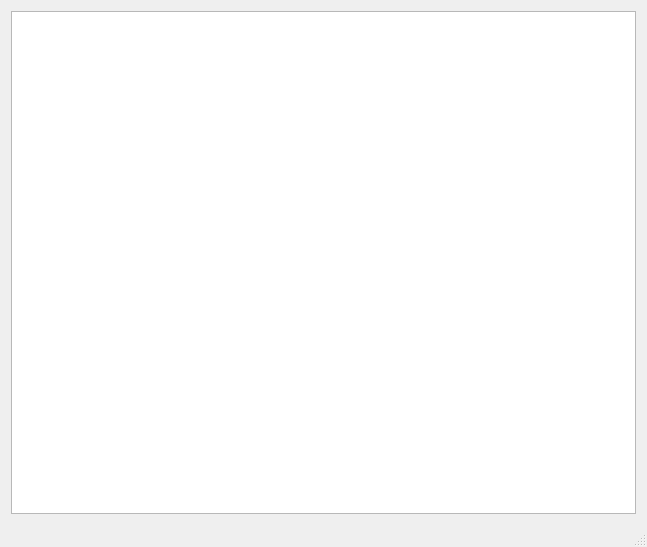
jetSett/Delaunay-moving-points, file mainwindow.ui: the form before one commit.
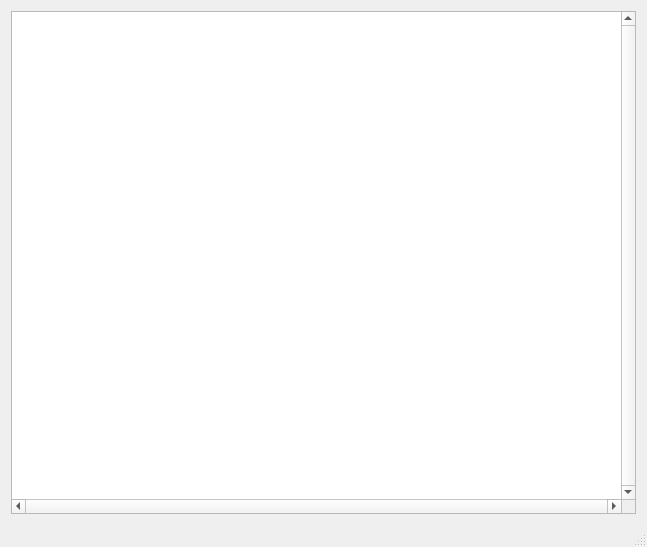
The form after the commit.

Commit message: Scrollbar for graphicview

The edit to the form file:
```diff
--- a/mainwindow.ui
+++ b/mainwindow.ui
@@ -18,7 +18,14 @@
     <item>
      <layout class="QVBoxLayout" name="verticalLayout">
       <item>
-       <widget class="QGraphicsView" name="graphicsView"/>
+       <widget class="QGraphicsView" name="graphicsView">
+        <property name="verticalScrollBarPolicy">
+         <enum>Qt::ScrollBarAlwaysOn</enum>
+        </property>
+        <property name="horizontalScrollBarPolicy">
+         <enum>Qt::ScrollBarAlwaysOn</enum>
+        </property>
+       </widget>
       </item>
      </layout>
     </item>
```
